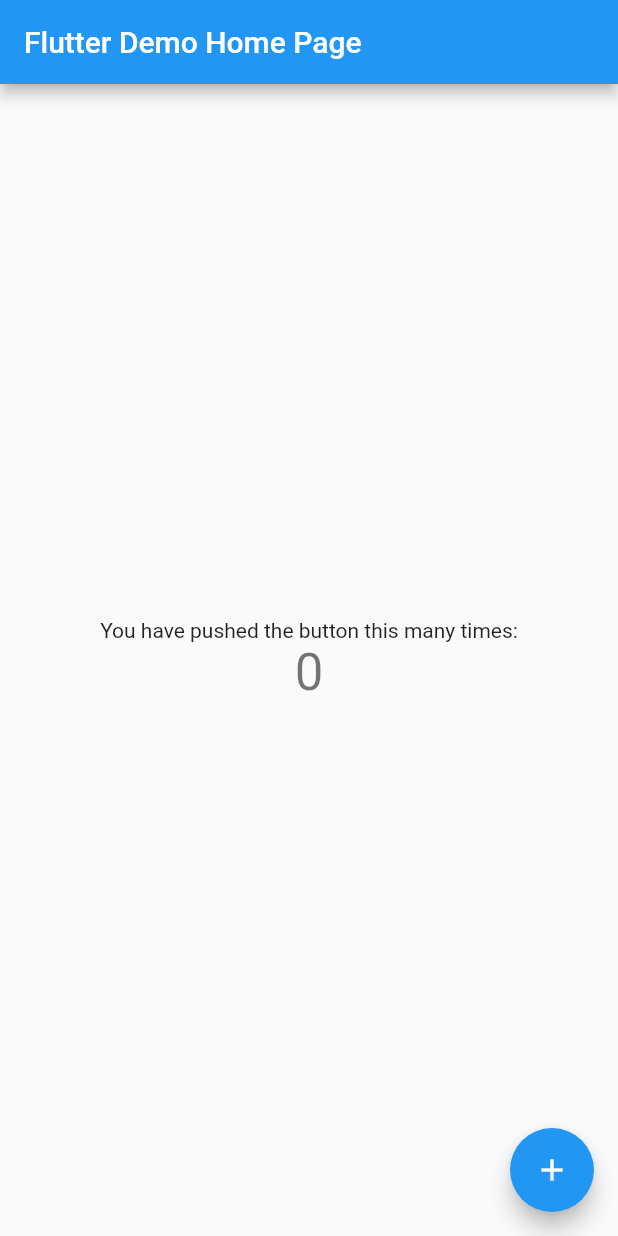
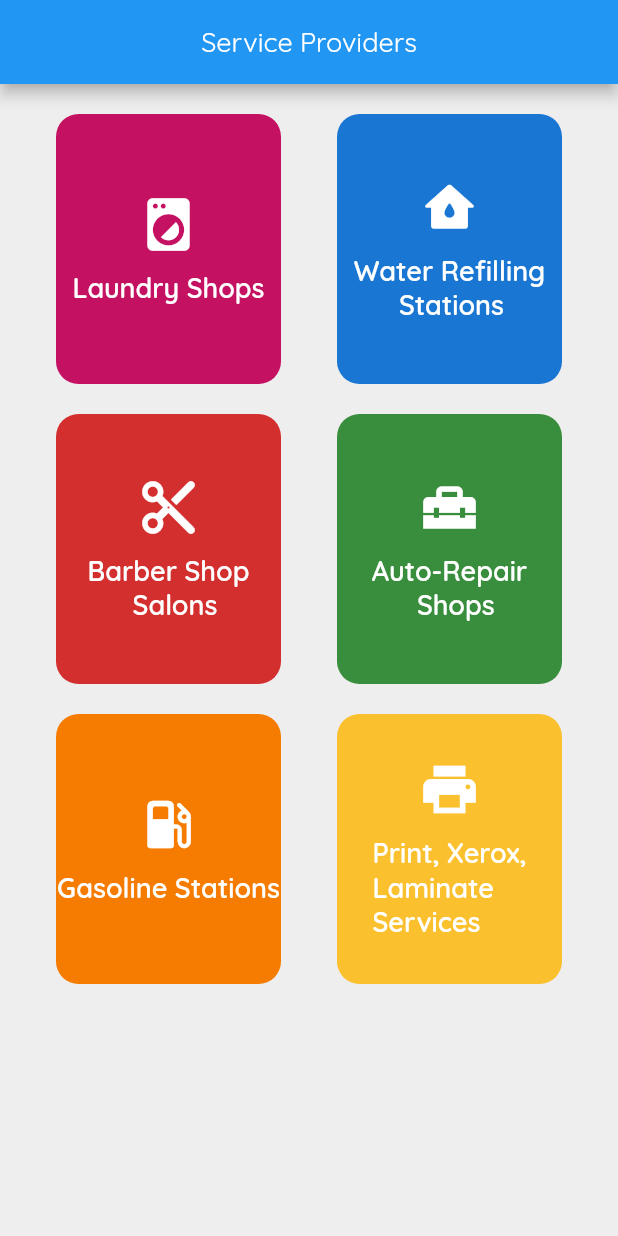
Before and after one commit to Lans12345/Example_code, a Flutter app: the screen it shows after launch, on a phone screen of 412 x 824 dp. Run offline on Flutter 3.47's test engine with Material 2 defaults, Android fonts, the phone set to English and light mode, and no system bars.

Commit message:
added home layout

```diff
--- a/lib/main.dart
+++ b/lib/main.dart
@@ -1,4 +1,5 @@
 import 'package:flutter/material.dart';
+import 'package:the_serve_new/screens/home_screen.dart';
 
 void main() {
   runApp(const MyApp());
@@ -10,106 +11,9 @@ class MyApp extends StatelessWidget {
   // This widget is the root of your application.
   @override
   Widget build(BuildContext context) {
-    return MaterialApp(
-      title: 'Flutter Demo',
-      theme: ThemeData(
-        // This is the theme of your application.
-        //
-        // Try running your application with "flutter run". You'll see the
-        // application has a blue toolbar. Then, without quitting the app, try
-        // changing the primarySwatch below to Colors.green and then invoke
-        // "hot reload" (press "r" in the console where you ran "flutter run",
-        // or simply save your changes to "hot reload" in a Flutter IDE).
-        // Notice that the counter didn't reset back to zero; the application
-        // is not restarted.
-        primarySwatch: Colors.blue,
-      ),
-      home: const MyHomePage(title: 'Flutter Demo Home Page'),
+    return const MaterialApp(
+      title: 'The Serve',
+      home: HomeScreen(),
     );
   }
 }
-
-class MyHomePage extends StatefulWidget {
-  const MyHomePage({Key? key, required this.title}) : super(key: key);
-
-  // This widget is the home page of your application. It is stateful, meaning
-  // that it has a State object (defined below) that contains fields that affect
-  // how it looks.
-
-  // This class is the configuration for the state. It holds the values (in this
-  // case the title) provided by the parent (in this case the App widget) and
-  // used by the build method of the State. Fields in a Widget subclass are
-  // always marked "final".
-
-  final String title;
-
-  @override
-  State<MyHomePage> createState() => _MyHomePageState();
-}
-
-class _MyHomePageState extends State<MyHomePage> {
-  int _counter = 0;
-
-  void _incrementCounter() {
-    setState(() {
-      // This call to setState tells the Flutter framework that something has
-      // changed in this State, which causes it to rerun the build method below
-      // so that the display can reflect the updated values. If we changed
-      // _counter without calling setState(), then the build method would not be
-      // called again, and so nothing would appear to happen.
-      _counter++;
-    });
-  }
-
-  @override
-  Widget build(BuildContext context) {
-    // This method is rerun every time setState is called, for instance as done
-    // by the _incrementCounter method above.
-    //
-    // The Flutter framework has been optimized to make rerunning build methods
-    // fast, so that you can just rebuild anything that needs updating rather
-    // than having to individually change instances of widgets.
-    return Scaffold(
-      appBar: AppBar(
-        // Here we take the value from the MyHomePage object that was created by
-        // the App.build method, and use it to set our appbar title.
-        title: Text(widget.title),
-      ),
-      body: Center(
-        // Center is a layout widget. It takes a single child and positions it
-        // in the middle of the parent.
-        child: Column(
-          // Column is also a layout widget. It takes a list of children and
-          // arranges them vertically. By default, it sizes itself to fit its
-          // children horizontally, and tries to be as tall as its parent.
-          //
-          // Invoke "debug painting" (press "p" in the console, choose the
-          // "Toggle Debug Paint" action from the Flutter Inspector in Android
-          // Studio, or the "Toggle Debug Paint" command in Visual Studio Code)
-          // to see the wireframe for each widget.
-          //
-          // Column has various properties to control how it sizes itself and
-          // how it positions its children. Here we use mainAxisAlignment to
-          // center the children vertically; the main axis here is the vertical
-          // axis because Columns are vertical (the cross axis would be
-          // horizontal).
-          mainAxisAlignment: MainAxisAlignment.center,
-          children: <Widget>[
-            const Text(
-              'You have pushed the button this many times:',
-            ),
-            Text(
-              '$_counter',
-              style: Theme.of(context).textTheme.headline4,
-            ),
-          ],
-        ),
-      ),
-      floatingActionButton: FloatingActionButton(
-        onPressed: _incrementCounter,
-        tooltip: 'Increment',
-        child: const Icon(Icons.add),
-      ), // This trailing comma makes auto-formatting nicer for build methods.
-    );
-  }
-}
--- /dev/null
+++ b/lib/screens/home_screen.dart
@@ -0,0 +1,74 @@
+import 'package:flutter/material.dart';
+import 'package:the_serve_new/widgets/service_container.dart';
+import 'package:the_serve_new/widgets/text_widget.dart';
+
+class HomeScreen extends StatelessWidget {
+  const HomeScreen({Key? key}) : super(key: key);
+
+  @override
+  Widget build(BuildContext context) {
+    return Scaffold(
+      appBar: AppBar(
+        backgroundColor: Colors.blue,
+        title: TextRegular(
+            text: 'Service Providers', fontSize: 18, color: Colors.white),
+        centerTitle: true,
+      ),
+      backgroundColor: Colors.grey[200],
+      body: SingleChildScrollView(
+        child: Column(
+          children: [
+            const SizedBox(
+              height: 20,
+            ),
+            Row(
+              mainAxisAlignment: MainAxisAlignment.spaceEvenly,
+              children: [
+                ServiceContainer(
+                    label: 'Laundry Shops',
+                    color: Colors.pinkAccent[700]!,
+                    icon: Icons.local_laundry_service),
+                ServiceContainer(
+                    label: 'Water Refilling\n      Stations',
+                    color: Colors.blue[700]!,
+                    icon: Icons.water_damage_rounded),
+              ],
+            ),
+            const SizedBox(
+              height: 20,
+            ),
+            Row(
+              mainAxisAlignment: MainAxisAlignment.spaceEvenly,
+              children: [
+                ServiceContainer(
+                    label: 'Barber Shop\n      Salons',
+                    color: Colors.red[700]!,
+                    icon: Icons.cut_rounded),
+                ServiceContainer(
+                    label: 'Auto-Repair\n      Shops',
+                    color: Colors.green[700]!,
+                    icon: Icons.home_repair_service),
+              ],
+            ),
+            const SizedBox(
+              height: 20,
+            ),
+            Row(
+              mainAxisAlignment: MainAxisAlignment.spaceEvenly,
+              children: [
+                ServiceContainer(
+                    label: 'Gasoline Stations',
+                    color: Colors.orange[700]!,
+                    icon: Icons.local_gas_station_rounded),
+                ServiceContainer(
+                    label: 'Print, Xerox,\nLaminate\nServices',
+                    color: Colors.yellow[700]!,
+                    icon: Icons.print),
+              ],
+            ),
+          ],
+        ),
+      ),
+    );
+  }
+}
--- /dev/null
+++ b/lib/widgets/service_container.dart
@@ -0,0 +1,35 @@
+import 'package:flutter/material.dart';
+import 'package:the_serve_new/widgets/text_widget.dart';
+
+class ServiceContainer extends StatelessWidget {
+  late String label;
+  late Color color;
+  late IconData icon;
+
+  ServiceContainer(
+      {required this.label, required this.color, required this.icon});
+  @override
+  Widget build(BuildContext context) {
+    return Container(
+      height: 180,
+      width: 150,
+      decoration: BoxDecoration(
+        color: color,
+        borderRadius: BorderRadius.circular(15),
+      ),
+      child: Column(
+        crossAxisAlignment: CrossAxisAlignment.center,
+        mainAxisAlignment: MainAxisAlignment.center,
+        children: [
+          Icon(
+            icon,
+            color: Colors.white,
+            size: 42,
+          ),
+          const SizedBox(height: 10),
+          TextBold(text: label, fontSize: 18, color: Colors.white),
+        ],
+      ),
+    );
+  }
+}
```
